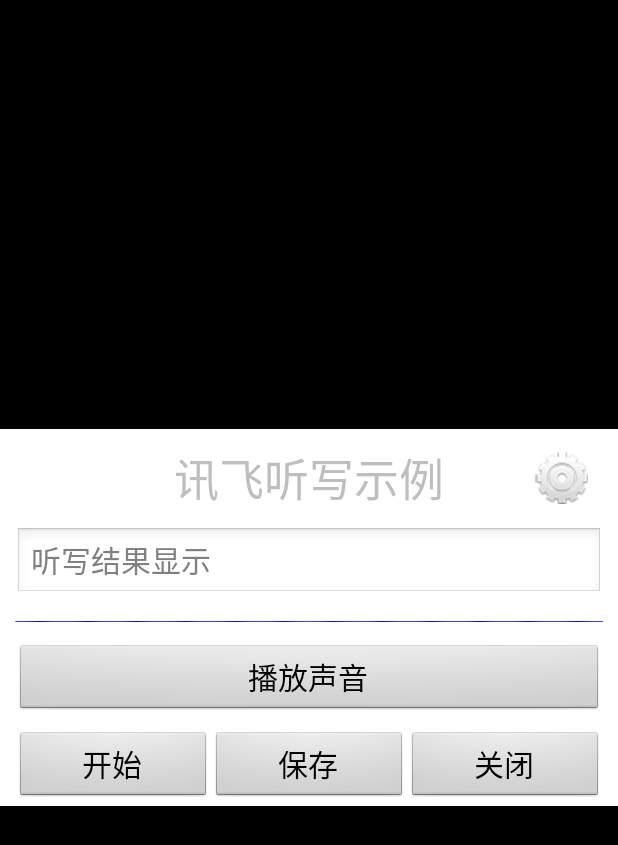
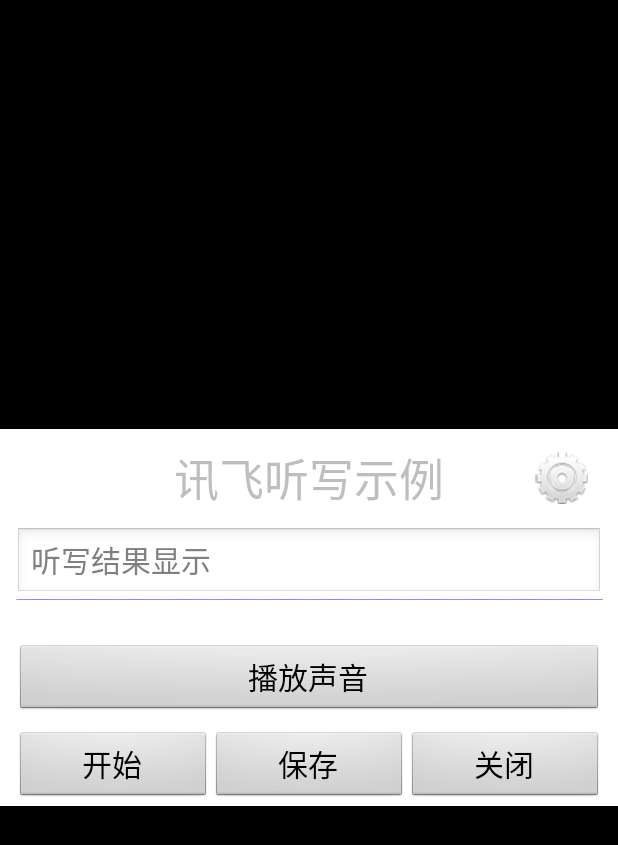
Before and after one commit to wangaijun/TestKDXF2, an Android app: the SpeechRecognizeActivity screen opened directly, with no data from a screen before it, on a phone screen of 412 x 824 dp. Shown: the top 845 px of the screen. Run offline under Robolectric (Android 15) with nearby library versions, the phone set to English and light mode, and no system bars.

Commit message:
添加画波浪线的策略实现类

```diff
--- a/speechDemo/src/main/java/com/iflytek/VoiceEffectView.kt
+++ b/speechDemo/src/main/java/com/iflytek/VoiceEffectView.kt
@@ -7,6 +7,7 @@
 import android.util.AttributeSet
 import android.view.View
 import com.iflytek.draw.WaveDrawer
+import com.iflytek.draw.WaveLineDrawer
 import com.iflytek.voicedemo.R
 
 
@@ -28,7 +29,8 @@
     override fun onDraw(canvas: Canvas?) {
         if (canvas==null) return
         val c:Canvas = canvas
-        WaveDrawer().draw(c,width.toFloat(),height.toFloat(),pip,paint)
+//        WaveDrawer().draw(c,width.toFloat(),height.toFloat(),pip,paint)
+        WaveLineDrawer().draw(c,width.toFloat(),height.toFloat(),pip,paint)
     }
 
     companion object {
--- a/speechDemo/src/main/java/com/iflytek/draw/WaveLineDrawer.kt
+++ b/speechDemo/src/main/java/com/iflytek/draw/WaveLineDrawer.kt
@@ -3,13 +3,40 @@
 import android.graphics.Canvas
 import android.graphics.Paint
 import com.iflytek.MyPip
+import com.iflytek.VoiceEffectView
 
 /**
  * Created by waj on 18-5-22.
  */
 class WaveLineDrawer: Drawer(){
     override fun draw(c: Canvas, width: Float, height: Float, pip: MyPip, paint: Paint) {
+        val size = VoiceEffectView.size
+        val cw = width/size
+        var i = 0
+        var x = cw/2
+        val arr = FloatArray(size*4-1)
+        while (i< size){
+            x += cw
+            val y = pip.getDatas()[i]*3F
+            if (i==0) {
+                arr[4*i] = x
+                arr[4*i + 1] = y
+            }
+            else if (i== size-1){
+                arr[4*(i-1) + 2] = x
+                arr[4*(i-1) + 3] = y
+            }
+            else{
+                arr[4*(i-1) + 2] = x
+                arr[4*(i-1) + 3] = y
+                arr[4*i] = x
+                arr[4*i + 1] = y
+            }
 
+            i++
+            println("waj:$x,$y")
+        }
+        c.drawLines(arr,paint)
     }
 
 }
```
